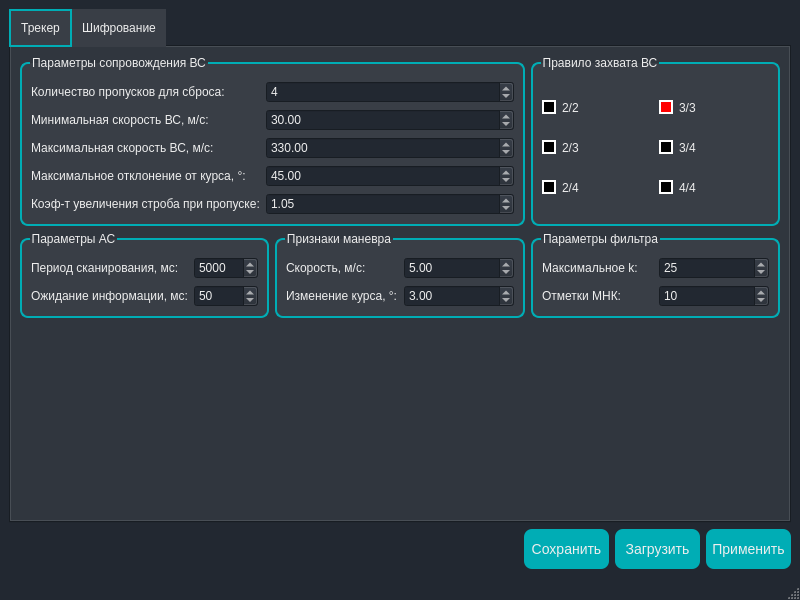
Above: Programs/Settings/SettingsWindow.ui from Omazz/SurveillanceTracker before the change. Below: the same form after it.
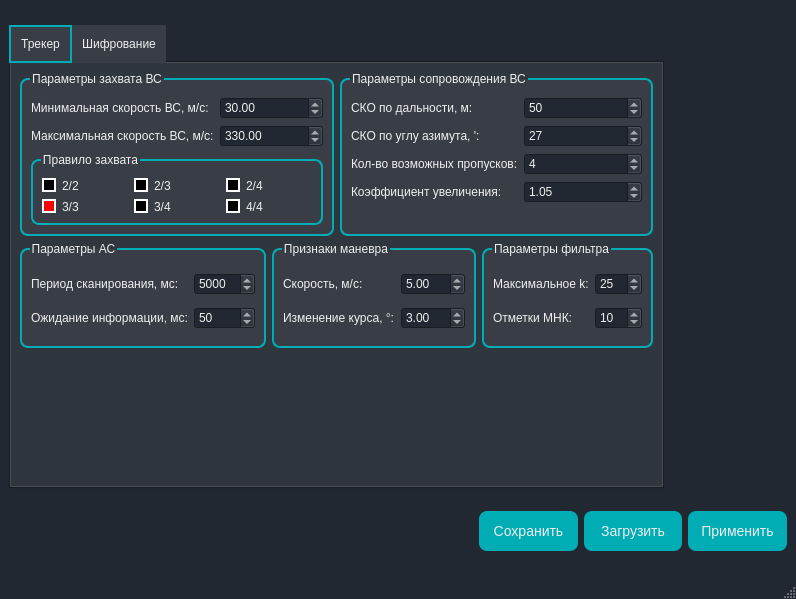
That is the form after the change.

Commit message: Изменён алгоритм сопровождения

What changed in the file:
```diff
--- a/Programs/Settings/SettingsWindow.ui
+++ b/Programs/Settings/SettingsWindow.ui
@@ -6,12 +6,12 @@
    <rect>
     <x>0</x>
     <y>0</y>
-    <width>800</width>
-    <height>600</height>
+    <width>796</width>
+    <height>599</height>
    </rect>
   </property>
   <property name="sizePolicy">
-   <sizepolicy hsizetype="Fixed" vsizetype="Fixed">
+   <sizepolicy hsizetype="Maximum" vsizetype="Maximum">
     <horstretch>0</horstretch>
     <verstretch>0</verstretch>
    </sizepolicy>
@@ -145,9 +145,21 @@
    <property name="styleSheet">
     <string notr="true"/>
    </property>
-   <layout class="QGridLayout" name="gridLayout">
-    <item row="0" column="0">
+   <layout class="QVBoxLayout" name="verticalLayout_8">
+    <item>
      <widget class="QTabWidget" name="tabWidget">
+      <property name="sizePolicy">
+       <sizepolicy hsizetype="Fixed" vsizetype="Fixed">
+        <horstretch>0</horstretch>
+        <verstretch>0</verstretch>
+       </sizepolicy>
+      </property>
+      <property name="maximumSize">
+       <size>
+        <width>16777215</width>
+        <height>16777215</height>
+       </size>
+      </property>
       <property name="currentIndex">
        <number>0</number>
       </property>
@@ -155,41 +167,23 @@
        <attribute name="title">
         <string>Трекер</string>
        </attribute>
-       <layout class="QGridLayout" name="gridLayout_5">
-        <item row="0" column="0" colspan="2">
+       <layout class="QVBoxLayout" name="verticalLayout_7">
+        <item>
+         <layout class="QHBoxLayout" name="horizontalLayout_5">
+          <item>
          <widget class="QGroupBox" name="GB_holdTrack">
           <property name="title">
-           <string>Параметры сопровождения ВС</string>
+             <string>Параметры захвата ВС</string>
           </property>
           <layout class="QFormLayout" name="formLayout">
            <item row="0" column="0">
-            <widget class="QLabel" name="L_numberExtrapolations">
-             <property name="text">
-              <string>&lt;html&gt;&lt;head/&gt;&lt;body&gt;&lt;p&gt;Количество пропусков для сброса:&lt;/p&gt;&lt;/body&gt;&lt;/html&gt;</string>
-             </property>
-            </widget>
-           </item>
-           <item row="0" column="1">
-            <widget class="QSpinBox" name="SB_numberExtrapolations">
-             <property name="minimum">
-              <number>2</number>
-             </property>
-             <property name="maximum">
-              <number>10</number>
-             </property>
-             <property name="value">
-              <number>4</number>
-             </property>
-            </widget>
-           </item>
-           <item row="1" column="0">
             <widget class="QLabel" name="L_velocityMin">
              <property name="text">
               <string>&lt;html&gt;&lt;head/&gt;&lt;body&gt;&lt;p&gt;Минимальная скорость ВС, м/c:&lt;/p&gt;&lt;/body&gt;&lt;/html&gt;</string>
              </property>
             </widget>
            </item>
-           <item row="1" column="1">
+             <item row="0" column="1">
             <widget class="QDoubleSpinBox" name="DSB_velocityMin">
              <property name="minimum">
               <double>0.000000000000000</double>
@@ -202,14 +196,14 @@
              </property>
             </widget>
            </item>
-           <item row="2" column="0">
+             <item row="1" column="0">
             <widget class="QLabel" name="L_velocityMax">
              <property name="text">
               <string>&lt;html&gt;&lt;head/&gt;&lt;body&gt;&lt;p&gt;Максимальная скорость ВС, м/c:&lt;/p&gt;&lt;/body&gt;&lt;/html&gt;</string>
              </property>
             </widget>
            </item>
-           <item row="2" column="1">
+             <item row="1" column="1">
             <widget class="QDoubleSpinBox" name="DSB_velocityMax">
              <property name="minimum">
               <double>150.000000000000000</double>
@@ -222,66 +216,22 @@
              </property>
             </widget>
            </item>
-           <item row="3" column="0">
-            <widget class="QLabel" name="L_difAngle">
-             <property name="text">
-              <string>&lt;html&gt;&lt;head/&gt;&lt;body&gt;&lt;p&gt;Максимальное отклонение от курса, °:&lt;/p&gt;&lt;/body&gt;&lt;/html&gt;</string>
-             </property>
-            </widget>
-           </item>
-           <item row="3" column="1">
-            <widget class="QDoubleSpinBox" name="DSB_difAngle">
-             <property name="minimum">
-              <double>5.000000000000000</double>
-             </property>
-             <property name="maximum">
-              <double>125.000000000000000</double>
-             </property>
-             <property name="value">
-              <double>45.000000000000000</double>
-             </property>
-            </widget>
-           </item>
-           <item row="4" column="0">
-            <widget class="QLabel" name="L_coefStrobeHold">
-             <property name="text">
-              <string>&lt;html&gt;&lt;head/&gt;&lt;body&gt;&lt;p&gt;Коэф-т увеличения строба при пропуске:&lt;/p&gt;&lt;/body&gt;&lt;/html&gt;</string>
-             </property>
-            </widget>
-           </item>
-           <item row="4" column="1">
-            <widget class="QDoubleSpinBox" name="DSB_coefStrobeHold">
-             <property name="minimum">
-              <double>1.000000000000000</double>
-             </property>
-             <property name="maximum">
-              <double>2.000000000000000</double>
-             </property>
-             <property name="singleStep">
-              <double>0.100000000000000</double>
-             </property>
-             <property name="value">
-              <double>1.050000000000000</double>
-             </property>
-            </widget>
-           </item>
-          </layout>
-         </widget>
-        </item>
-        <item row="0" column="2">
+             <item row="2" column="0" colspan="2">
          <widget class="QGroupBox" name="GB_lockTrack">
           <property name="title">
-           <string>Правило захвата ВС</string>
-          </property>
-          <layout class="QGridLayout" name="gridLayout_6">
-           <item row="0" column="0">
+                <string>Правило захвата</string>
+               </property>
+               <layout class="QHBoxLayout" name="horizontalLayout_4">
+                <item>
+                 <layout class="QVBoxLayout" name="verticalLayout_4">
+                  <item>
             <widget class="QRadioButton" name="RB_2_2">
              <property name="text">
               <string>2/2</string>
              </property>
             </widget>
            </item>
-           <item row="0" column="1">
+                  <item>
             <widget class="QRadioButton" name="RB_3_3">
              <property name="text">
               <string>3/3</string>
@@ -294,28 +244,36 @@
              </property>
             </widget>
            </item>
-           <item row="1" column="0">
+                 </layout>
+                </item>
+                <item>
+                 <layout class="QVBoxLayout" name="verticalLayout_5">
+                  <item>
             <widget class="QRadioButton" name="RB_2_3">
              <property name="text">
               <string>2/3</string>
              </property>
             </widget>
            </item>
-           <item row="1" column="1">
+                  <item>
             <widget class="QRadioButton" name="RB_3_4">
              <property name="text">
               <string>3/4</string>
              </property>
             </widget>
            </item>
-           <item row="2" column="0">
+                 </layout>
+                </item>
+                <item>
+                 <layout class="QVBoxLayout" name="verticalLayout_6">
+                  <item>
             <widget class="QRadioButton" name="RB_2_4">
              <property name="text">
               <string>2/4</string>
              </property>
             </widget>
            </item>
-           <item row="2" column="1">
+                  <item>
             <widget class="QRadioButton" name="RB_4_4">
              <property name="text">
               <string>4/4</string>
@@ -323,9 +281,110 @@
             </widget>
            </item>
           </layout>
+                </item>
+               </layout>
+              </widget>
+             </item>
+            </layout>
+           </widget>
+          </item>
+          <item>
+           <widget class="QGroupBox" name="groupBox">
+            <property name="title">
+             <string>Параметры сопровождения ВС</string>
+            </property>
+            <layout class="QFormLayout" name="formLayout_2">
+             <item row="0" column="0">
+              <widget class="QLabel" name="L_meanDeviationRho">
+               <property name="text">
+                <string>&lt;html&gt;&lt;head/&gt;&lt;body&gt;&lt;p&gt;СКО по дальности, м:&lt;/p&gt;&lt;/body&gt;&lt;/html&gt;</string>
+               </property>
+              </widget>
+             </item>
+             <item row="0" column="1">
+              <widget class="QSpinBox" name="SB_meanDeviationRho">
+               <property name="minimum">
+                <number>5</number>
+               </property>
+               <property name="maximum">
+                <number>150</number>
+               </property>
+               <property name="value">
+                <number>50</number>
+               </property>
          </widget>
         </item>
         <item row="1" column="0">
+              <widget class="QLabel" name="L_meanDeviationAngle">
+               <property name="text">
+                <string>&lt;html&gt;&lt;head/&gt;&lt;body&gt;&lt;p&gt;СКО по углу азимута, ':&lt;/p&gt;&lt;/body&gt;&lt;/html&gt;</string>
+               </property>
+              </widget>
+             </item>
+             <item row="1" column="1">
+              <widget class="QSpinBox" name="SB_meanDeviationAngle">
+               <property name="minimum">
+                <number>3</number>
+               </property>
+               <property name="maximum">
+                <number>48</number>
+               </property>
+               <property name="value">
+                <number>27</number>
+               </property>
+              </widget>
+             </item>
+             <item row="2" column="0">
+              <widget class="QLabel" name="L_numberExtrapolations">
+               <property name="text">
+                <string>&lt;html&gt;&lt;head/&gt;&lt;body&gt;&lt;p&gt;Кол-во возможных пропусков:&lt;/p&gt;&lt;/body&gt;&lt;/html&gt;</string>
+               </property>
+              </widget>
+             </item>
+             <item row="2" column="1">
+              <widget class="QSpinBox" name="SB_numberExtrapolations">
+               <property name="minimum">
+                <number>2</number>
+               </property>
+               <property name="maximum">
+                <number>10</number>
+               </property>
+               <property name="value">
+                <number>4</number>
+               </property>
+              </widget>
+             </item>
+             <item row="3" column="0">
+              <widget class="QLabel" name="L_coefStrobeHold">
+               <property name="text">
+                <string>&lt;html&gt;&lt;head/&gt;&lt;body&gt;&lt;p&gt;Коэффициент увеличения:&lt;/p&gt;&lt;/body&gt;&lt;/html&gt;</string>
+               </property>
+              </widget>
+             </item>
+             <item row="3" column="1">
+              <widget class="QDoubleSpinBox" name="DSB_coefStrobeHold">
+               <property name="minimum">
+                <double>1.000000000000000</double>
+               </property>
+               <property name="maximum">
+                <double>2.000000000000000</double>
+               </property>
+               <property name="singleStep">
+                <double>0.100000000000000</double>
+               </property>
+               <property name="value">
+                <double>1.050000000000000</double>
+               </property>
+              </widget>
+             </item>
+            </layout>
+           </widget>
+          </item>
+         </layout>
+        </item>
+        <item>
+         <layout class="QHBoxLayout" name="horizontalLayout_6">
+          <item>
          <widget class="QGroupBox" name="GB_antenna">
           <property name="title">
            <string>Параметры АС</string>
@@ -380,7 +439,7 @@
           </layout>
          </widget>
         </item>
-        <item row="1" column="1">
+          <item>
          <widget class="QGroupBox" name="GB_maneuver">
           <property name="title">
            <string>Признаки маневра</string>
@@ -429,20 +488,7 @@
           </layout>
          </widget>
         </item>
-        <item row="2" column="1">
-         <spacer name="verticalSpacer_2">
-          <property name="orientation">
-           <enum>Qt::Vertical</enum>
-          </property>
-          <property name="sizeHint" stdset="0">
-           <size>
-            <width>20</width>
-            <height>137</height>
-           </size>
-          </property>
-         </spacer>
-        </item>
-        <item row="1" column="2">
+          <item>
          <widget class="QGroupBox" name="GB_maneuver_2">
           <property name="title">
            <string>Параметры фильтра</string>
@@ -492,6 +538,24 @@
          </widget>
         </item>
        </layout>
+        </item>
+        <item>
+         <spacer name="verticalSpacer_2">
+          <property name="orientation">
+           <enum>Qt::Vertical</enum>
+          </property>
+          <property name="sizeType">
+           <enum>QSizePolicy::Fixed</enum>
+          </property>
+          <property name="sizeHint" stdset="0">
+           <size>
+            <width>20</width>
+            <height>130</height>
+           </size>
+          </property>
+         </spacer>
+        </item>
+       </layout>
       </widget>
       <widget class="QWidget" name="tab_2">
        <attribute name="title">
@@ -604,16 +668,19 @@
       </widget>
      </widget>
     </item>
-    <item row="1" column="0">
+    <item>
      <layout class="QHBoxLayout" name="horizontalLayout">
       <item>
        <spacer name="horizontalSpacer">
         <property name="orientation">
          <enum>Qt::Horizontal</enum>
         </property>
+        <property name="sizeType">
+         <enum>QSizePolicy::Fixed</enum>
+        </property>
         <property name="sizeHint" stdset="0">
          <size>
-          <width>40</width>
+          <width>470</width>
           <height>20</height>
          </size>
         </property>
@@ -622,7 +689,7 @@
       <item>
        <widget class="QPushButton" name="PB_save">
         <property name="sizePolicy">
-         <sizepolicy hsizetype="Preferred" vsizetype="Preferred">
+         <sizepolicy hsizetype="Preferred" vsizetype="Fixed">
           <horstretch>0</horstretch>
           <verstretch>0</verstretch>
          </sizepolicy>
@@ -641,7 +708,7 @@
       <item>
        <widget class="QPushButton" name="PB_load">
         <property name="sizePolicy">
-         <sizepolicy hsizetype="Preferred" vsizetype="Preferred">
+         <sizepolicy hsizetype="Preferred" vsizetype="Fixed">
           <horstretch>0</horstretch>
           <verstretch>0</verstretch>
          </sizepolicy>
@@ -660,7 +727,7 @@
       <item>
        <widget class="QPushButton" name="PB_apply">
         <property name="sizePolicy">
-         <sizepolicy hsizetype="Preferred" vsizetype="Preferred">
+         <sizepolicy hsizetype="Preferred" vsizetype="Fixed">
           <horstretch>0</horstretch>
           <verstretch>0</verstretch>
          </sizepolicy>
```
Left out of the diff: 42 changed lines with no effect on the pictures. Lines whose indentation alone changed are shown as unchanged. The commit also changes 45 other files.
